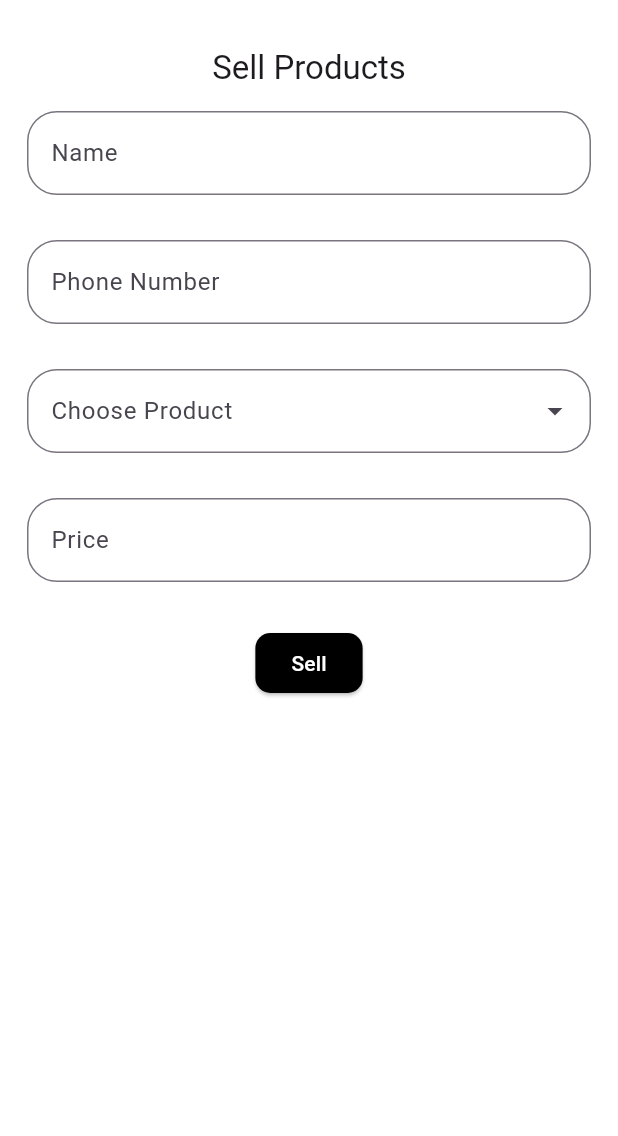
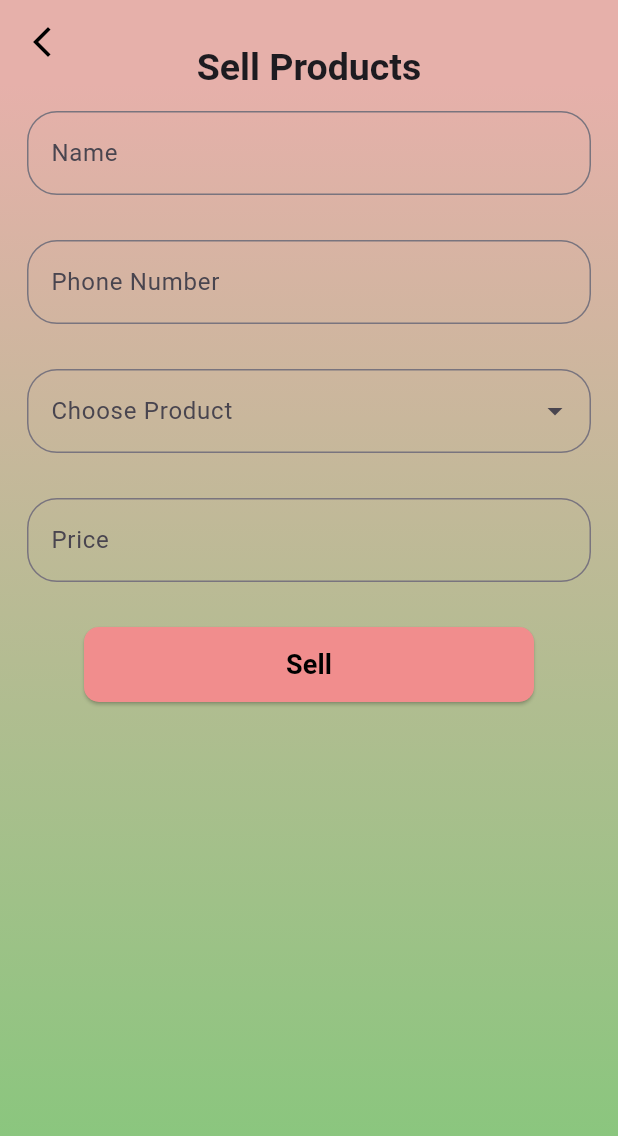
Before and after one commit to JomonJohnson123/newprojectupset, a Flutter app: the SellProducts screen opened directly, on a phone screen of 412 x 824 dp. Shown: the top 1136 px of the screen. Run offline on Flutter 3.47's test engine with Material 3 defaults, Android fonts, the phone set to English and light mode, and no system bars; our stand-ins replace hive, hive_flutter, image_picker; accounts and stored records are empty.

Commit message:
Added Selll page and sell details page and some upadates

```diff
--- a/lib/Screens/sell_product.dart
+++ b/lib/Screens/sell_product.dart
@@ -62,19 +62,41 @@ class _SellProductsState extends State<SellProducts> {
     );
 
     return Scaffold(
-      backgroundColor: Colors.white,
+      backgroundColor: const Color.fromARGB(255, 227, 202, 202),
       appBar: AppBar(
-        backgroundColor: Colors.white,
-        leading: Container(),
+        backgroundColor: const Color(0xFFE6B0AA),
+        leading: IconButton(
+          icon: const Icon(
+            Icons.arrow_back_ios_new,
+            color: Colors.black,
+          ),
+          onPressed: () {
+            Navigator.pop(context);
+          },
+        ),
         title: const Padding(
           padding: EdgeInsets.only(top: 35),
           child: Text(
             'Sell Products',
+            style: TextStyle(
+              fontSize: 25,
+              fontWeight: FontWeight.bold,
+            ),
           ),
         ),
         centerTitle: true,
       ),
-      body: SingleChildScrollView(
+      body: Container(
+        height: MediaQuery.of(context).size.height,
+        decoration: const BoxDecoration(
+            gradient: LinearGradient(
+                begin: Alignment.topCenter,
+                end: Alignment.bottomCenter,
+                colors: [
+              Color(0xFFE6B0AA),
+              Color.fromARGB(255, 130, 200, 122),
+            ])),
+        child: SingleChildScrollView(
           child: Form(
             key: _formKey,
             child: Column(
@@ -88,6 +110,7 @@ class _SellProductsState extends State<SellProducts> {
                         controller: _sellName,
                         decoration: InputDecoration(
                           hintText: 'Name',
+                          labelText: 'Name',
                           border: OutlineInputBorder(
                             borderRadius: BorderRadius.circular(20),
                           ),
@@ -106,6 +129,7 @@ class _SellProductsState extends State<SellProducts> {
                         keyboardType: TextInputType.number,
                         decoration: InputDecoration(
                           hintText: 'Phone Number',
+                          labelText: 'Phone Number',
                           border: OutlineInputBorder(
                             borderRadius: BorderRadius.circular(20),
                           ),
@@ -162,7 +186,10 @@ class _SellProductsState extends State<SellProducts> {
                         },
                       ),
                       const SizedBox(height: 30),
-                    ElevatedButton(
+                      SizedBox(
+                        width: 300,
+                        height: 50,
+                        child: ElevatedButton(
                           onPressed: () async {
                             if (_formKey.currentState!.validate()) {
                               try {
@@ -178,7 +205,8 @@ class _SellProductsState extends State<SellProducts> {
                                 );
 
                                 for (var product in selectedProducts) {
-                              if (product.stock != null && product.stock! > 0) {
+                                  if (product.stock != null &&
+                                      product.stock! > 0) {
                                     product.stock = product.stock! - 1;
                                     await updateProduct(product);
                                   }
@@ -197,7 +225,8 @@ class _SellProductsState extends State<SellProducts> {
                                 Navigator.of(context).pushReplacement(
                                     MaterialPageRoute(
                                         builder: (context) => SellDetails(
-                                        selectedProducts: selectedProducts)));
+                                            selectedProducts:
+                                                selectedProducts)));
 
                                 setState(() {
                                   _sellName.clear();
@@ -215,15 +244,18 @@ class _SellProductsState extends State<SellProducts> {
                           child: const Text(
                             'Sell',
                             style: TextStyle(
-                            color: Color.fromARGB(255, 255, 255, 255)),
+                                color: Color.fromARGB(255, 0, 0, 0),
+                                fontSize: 18,
+                                fontWeight: FontWeight.bold),
                           ),
                           style: ButtonStyle(
-                        backgroundColor:
-                            MaterialStateProperty.all<Color>(Colors.black),
+                            backgroundColor: WidgetStateProperty.all<Color>(
+                                const Color.fromARGB(255, 241, 141, 141)),
                             shape:
-                            MaterialStateProperty.all<RoundedRectangleBorder>(
+                                WidgetStateProperty.all<RoundedRectangleBorder>(
                               RoundedRectangleBorder(
                                 borderRadius: BorderRadius.circular(10),
+                              ),
                             ),
                           ),
                         ),
@@ -232,6 +264,7 @@ class _SellProductsState extends State<SellProducts> {
                   ),
                 ),
               ],
+            ),
           ),
         ),
       ),
--- a/pubspec.yaml
+++ b/pubspec.yaml
@@ -40,9 +40,11 @@ dependencies:
   image_picker: ^1.1.2
   intl: ^0.19.0
 
+
 dev_dependencies:
   flutter_test:
     sdk: flutter
+
 
   # The "flutter_lints" package below contains a set of recommended lints to
   # encourage good coding practices. The lint set provided by the package is
```
Also changed, not shown: lib/Screens/explore.dart (+0 -17 lines), lib/Screens/notification_screen.dart (deleted, +0 -20 lines), lib/Screens/overview.dart (+18 -6 lines), lib/Screens/profile.dart (+9 -1 lines), pubspec.lock. Lines whose indentation alone changed are shown as unchanged.
